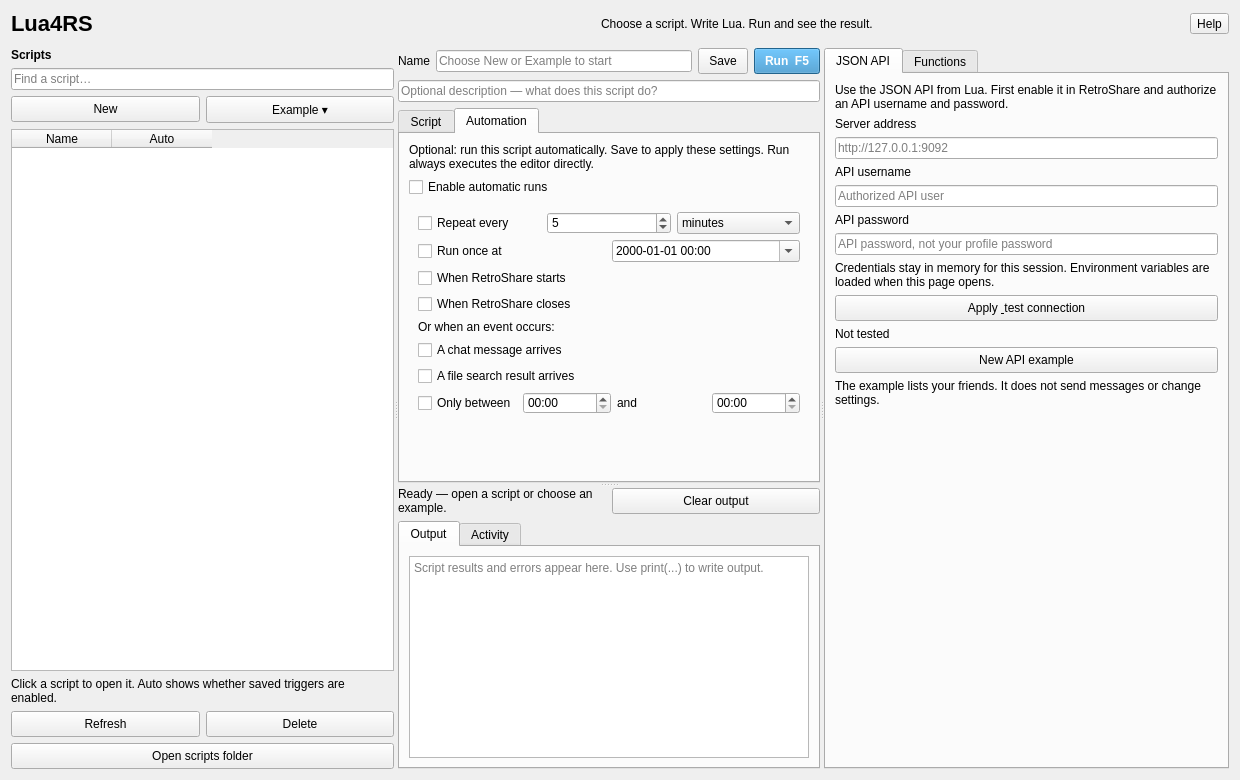
This is gui/Lua4RSWidget.ui in defnax/Lua4RS as Qt 5 draws it before an edit. The edited form follows.
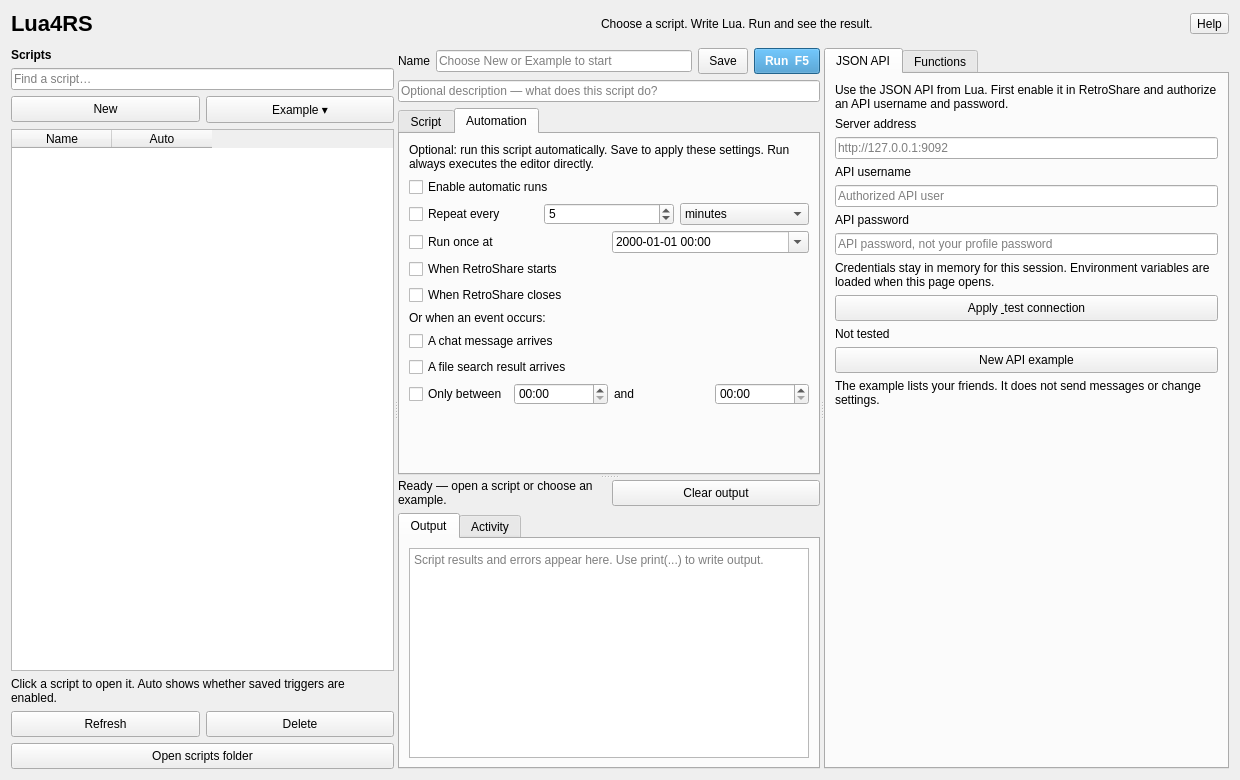
This is the edited form. The open tabs and pages were chosen to show the change. Custom widgets are drawn as their Qt base class.

```diff
--- a/gui/Lua4RSWidget.ui
+++ b/gui/Lua4RSWidget.ui
@@ -263,7 +263,6 @@
              </widget>
             </item>
             <item>
-             <widget class="QWidget" name="automationSettings">
               <layout class="QVBoxLayout" name="automationSettingsLayout">
                <item>
                 <layout class="QHBoxLayout" name="everyRow">
@@ -410,7 +409,6 @@
                 </layout>
                </item>
               </layout>
-             </widget>
             </item>
             <item>
              <spacer name="automationSpace">
```
Left out of the diff: 58 changed lines with no effect on the pictures. Lines whose indentation alone changed are shown as unchanged.
